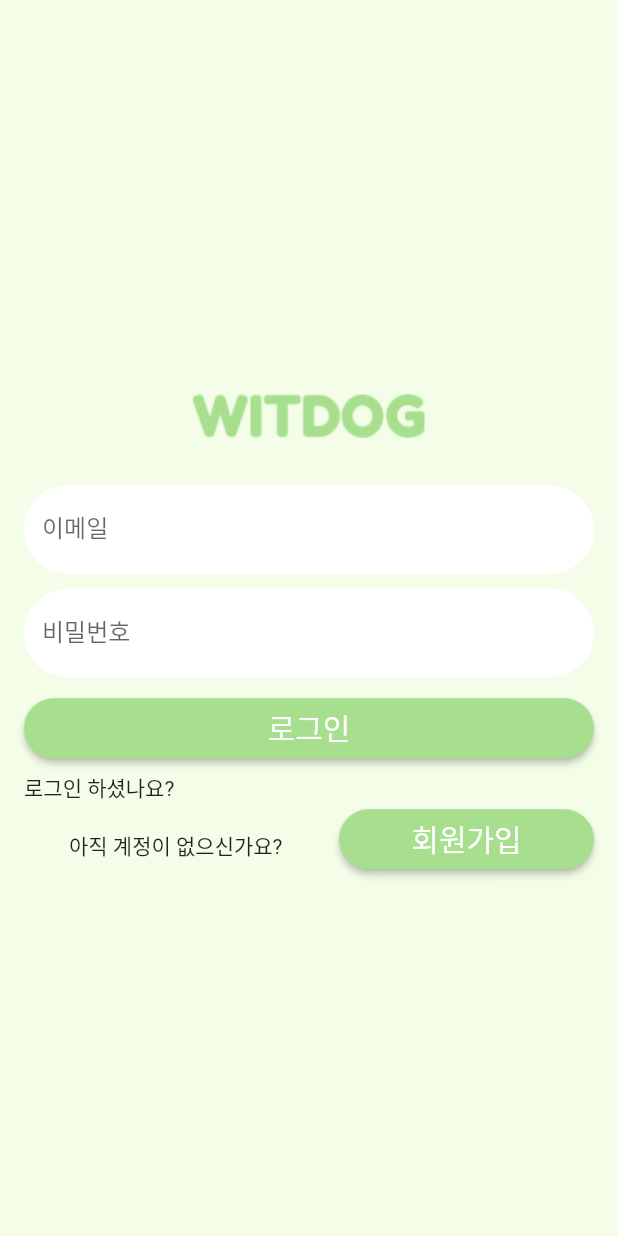
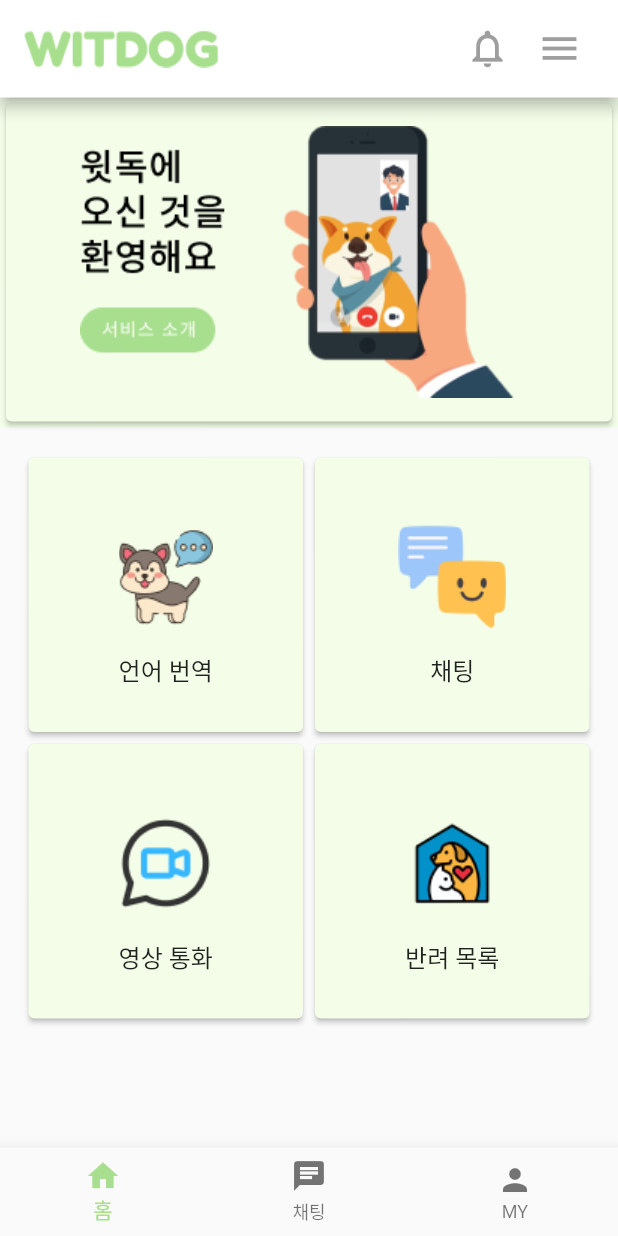
Before and after one commit to mewjeans/WITDOG_APP, a Flutter app: the screen it shows after launch, after a tap on "로그인", on a phone screen of 412 x 824 dp. Run offline on Flutter 3.47's test engine with Material 2 defaults, Android fonts, the phone set to English and light mode, and no system bars; our stand-ins replace supabase_flutter; accounts and stored records are empty.

Commit message:
feat: added service guide, main card design, ScrollView

```diff
--- a/analysis_options.yaml
+++ b/analysis_options.yaml
@@ -1,3 +1,4 @@
+include: package:pedantic/analysis_options.yaml
 # This file configures the analyzer, which statically analyzes Dart code to
 # check for errors, warnings, and lints.
 #
@@ -7,7 +8,7 @@
 
 # The following line activates a set of recommended lints for Flutter apps,
 # packages, and plugins designed to encourage good coding practices.
-include: package:flutter_lints/flutter.yaml
+# include: package:flutter_lints/flutter.yaml
 
 linter:
   # The lint rules applied to this project can be customized in the
--- a/lib/main.dart
+++ b/lib/main.dart
@@ -1,7 +1,13 @@
 import 'package:flutter/material.dart';
 import 'package:pet/screens/auth/login_screen.dart';
+import 'package:supabase_flutter/supabase_flutter.dart';
 
-void main(){
+Future<void> main() async {
+  WidgetsFlutterBinding.ensureInitialized();
+  await Supabase.initialize(
+    url: '[My_SUPABASE_URL]',
+    anonKey: '[My_SUPABASE_ANON_KEY]',
+  );
   runApp(MyApp());
 }
 
--- a/lib/screens/auth/login_screen.dart
+++ b/lib/screens/auth/login_screen.dart
@@ -1,14 +1,20 @@
 import 'package:flutter/material.dart';
+import 'package:pet/screens/home_screen.dart';
 import 'package:pet/screens/register_screen.dart';
 
 class LoginScreen extends StatelessWidget {
-  const LoginScreen({super.key});
+  const LoginScreen({Key? key}) : super(key: key);
 
   @override
   Widget build(BuildContext context) {
     return Scaffold(
       backgroundColor: const Color(0xFFF3FDE8),
-      body: Container(
+      body: _buildLoginForm(context),
+    );
+  }
+
+  Widget _buildLoginForm(BuildContext context) {
+    return Container(
       padding: const EdgeInsets.all(16),
       child: Form(
         child: Column(
@@ -23,7 +29,7 @@ class LoginScreen extends StatelessWidget {
                   labelText: '이메일',
                   focusedBorder: OutlineInputBorder(
                     borderRadius: BorderRadius.circular(40.0),
-                      borderSide: const BorderSide(color: Colors.lightGreen),
+                    borderSide: const BorderSide(color: Colors.blue),
                   ),
                   enabledBorder: OutlineInputBorder(
                     borderRadius: BorderRadius.circular(40.0),
@@ -42,8 +48,8 @@ class LoginScreen extends StatelessWidget {
                   filled: true,
                 ),
                 validator: (value) =>
-                  value!.isEmpty ? 'ID와 비밀번호가 올바르지 않습니다.' : null,
-                  onSaved: (value) =>{}
+                value!.isEmpty ? '이메일을 입력하세요.' : null,
+                onSaved: (value) => {},
               ),
             ),
             Container(
@@ -54,7 +60,7 @@ class LoginScreen extends StatelessWidget {
                   labelText: '비밀번호',
                   focusedBorder: OutlineInputBorder(
                     borderRadius: BorderRadius.circular(40.0),
-                      borderSide: const BorderSide(color: Colors.lightGreen),
+                    borderSide: const BorderSide(color: Colors.blue),
                   ),
                   enabledBorder: OutlineInputBorder(
                     borderRadius: BorderRadius.circular(40.0),
@@ -74,33 +80,17 @@ class LoginScreen extends StatelessWidget {
                 ),
                 validator: (value) {
                   if (value == null || value.isEmpty) {
-                      return '아이디 및 패스워드가 틀렸습니다.';
+                    return '비밀번호를 입력하세요.';
                   }
                   return null;
                 },
-                  onSaved: (value) =>{}
-
+                onSaved: (value) => {},
               ),
             ),
             SizedBox.fromSize(
               size: const Size(0, 10),
             ),
-              ElevatedButton(
-                onPressed: () {
-
-                },
-                style: ElevatedButton.styleFrom(
-                  shape: RoundedRectangleBorder(
-                    borderRadius: BorderRadius.circular(40.0), // 둥근 모서리 설정
-                  ),
-                  minimumSize: const Size(100, 40),
-                  backgroundColor: const Color(0xFFA8DF8E),
-                ),
-                child: const Text(
-                  '로그인',
-                  style: TextStyle(fontSize: 20.0),
-                ),
-              ),
+            _buildLoginButton(context),
             SizedBox.fromSize(
               size: const Size(0, 5),
             ),
@@ -110,37 +100,62 @@ class LoginScreen extends StatelessWidget {
             Row(
               children: [
                 const Padding(
-                    padding: EdgeInsets.only(left: 30.0, top: 8.0), // 상단으로 조금 올림
+                  padding: EdgeInsets.only(left: 30.0, top: 8.0),
                   child: Text("아직 계정이 없으신가요?"),
                 ),
-                  const Spacer(), // 오른쪽 끝까지 간격 채우기
-                  ElevatedButton(
+                const Spacer(),
+                _buildRegisterButton(context),
+              ],
+            ),
+          ],
+        ),
+      ),
+    );
+  }
+
+  Widget _buildLoginButton(BuildContext context) {
+    return ElevatedButton(
       onPressed: () {
-                      Navigator.of(context).push(
+        Navigator.of(context).pushReplacement(
           MaterialPageRoute(
-                          builder: (context) => RegisterScreen(), // 회원가입 페이지로 이동
+            builder: (context) => HomeScreen(),
           ),
         );
       },
       style: ElevatedButton.styleFrom(
         shape: RoundedRectangleBorder(
-                        borderRadius:
-                        BorderRadius.circular(40.0), // 둥근 모서리 설정
+          borderRadius: BorderRadius.circular(40.0),
         ),
-                      minimumSize: const Size(170, 40), // 버튼 크기 설정
+        minimumSize: const Size(100, 40),
+        backgroundColor: const Color(0xFFA8DF8E),
+      ),
+      child: const Text(
+        '로그인',
+        style: TextStyle(fontSize: 20.0),
+      ),
+    );
+  }
+
+  Widget _buildRegisterButton(BuildContext context) {
+    return ElevatedButton(
+      onPressed: () {
+        Navigator.of(context).push(
+          MaterialPageRoute(
+            builder: (context) => RegisterScreen(),
+          ),
+        );
+      },
+      style: ElevatedButton.styleFrom(
+        shape: RoundedRectangleBorder(
+          borderRadius: BorderRadius.circular(40.0),
+        ),
+        minimumSize: const Size(170, 40),
         backgroundColor: const Color(0xFFA8DF8E),
       ),
       child: const Text(
         '회원가입',
         style: TextStyle(fontSize: 20.0),
       ),
-                  ),
-                ],
-              ),
-            ],
-          ),
-        ),
-      ),
     );
   }
 }
--- /dev/null
+++ b/lib/screens/home_screen.dart
@@ -0,0 +1,291 @@
+import 'package:flutter/material.dart';
+import 'package:pet/widgets/service_guide_dialog.dart';
+
+class HomeScreen extends StatefulWidget {
+  @override
+  _HomeScreenState createState() => _HomeScreenState();
+}
+
+class _HomeScreenState extends State<HomeScreen> {
+  int _selectedIndex = 0;
+
+
+  @override
+  Widget build(BuildContext context) {
+    return Scaffold(
+      endDrawer: buildDrawer(context),
+      appBar: AppBar(
+        iconTheme: IconThemeData(color: Colors.grey),
+        backgroundColor: Colors.white,
+        toolbarHeight: 65,
+        title: Row(
+          children: [
+            Center(
+              child: Image.asset(
+                'assets/logo/WITDOG_Logo.png',
+                width: 130,
+                height: 100,
+              ),
+            ),
+          ],
+        ),
+        actions: <Widget>[
+          IconButton(
+            onPressed: () {},
+            icon: Icon(
+              Icons.notifications_none,
+              color: Colors.grey,
+              size: 30,
+            ),
+          ),
+          Builder(
+            builder: (BuildContext context) {
+              return IconButton(
+                onPressed: () {
+                  Scaffold.of(context).openEndDrawer();
+                },
+                icon: Icon(
+                  Icons.menu,
+                  color: Colors.grey,
+                  size: 30,
+                ),
+              );
+            },
+          ),
+          SizedBox(width: 15),
+        ],
+      ),
+      body: SingleChildScrollView(
+        physics: const AlwaysScrollableScrollPhysics(),
+        child: Column(
+          children: [
+            Container(
+              width: double.infinity,
+              height: 220,
+              color: Color(0xFFF3FDE8),
+              child: Card(
+                elevation: 1.5,
+                color: Color(0xFFF3FDE8), // Card 색상 설정
+                child: InkWell(
+                  onTap: () {
+                    // 컨테이너를 탭했을 때 다이어로그 실행
+                    showDialog(
+                        context: context,
+                        builder: (BuildContext context){
+                          return ServiceGuideDialog();
+                        },
+                    );
+                  },
+                  child: Padding(
+                    padding: const EdgeInsets.all(15.0),
+                    child: Row(
+                      mainAxisAlignment: MainAxisAlignment.center,
+                      children: [
+                        Column(
+                          children: [
+                            Image.asset('assets/image/main_image.png'),
+                          ],
+                        ),
+                      ],
+                    ),
+                  ),
+                ),
+              ),
+            ),
+
+            SizedBox(height: 16), // 이미지와 그리드 사이 간격 조절
+
+            // 그리드로 카드 아이템 배치
+            GridView.count(
+              crossAxisCount: 2, // 2열로 배치
+              shrinkWrap: true, // 그리드 크기를 내용에 맞게 조절
+              padding: EdgeInsets.only(left: 15, right: 15),
+              children: [
+                Container(
+                  width: 200,
+                  height: 120,
+                  child: Card(
+                    color: Color(0xFFF3FDE8),
+                    elevation: 1.5,
+                    child: InkWell(
+                      onTap: () {
+                        // 카드 아이템을 탭했을 때 수행할 동작 추가
+                      },
+                      child: Container(
+                        alignment: Alignment.center, // 이미지를 수평 및 수직으로 중앙 정렬
+                        child: Column(
+                          mainAxisAlignment: MainAxisAlignment.center,
+                          children: [
+                            Image.asset('assets/image/dogLang_image.png',
+                                width: 100, height: 100),
+                            Text(
+                              '언어 번역',
+                              style: TextStyle(
+                                  fontSize: 16, fontWeight: FontWeight.w500),
+                            ),
+                          ],
+                        ),
+                      ),
+                    ),
+                  ),
+                ),
+                Container(
+                  width: 200,
+                  height: 120,
+                  child: Card(
+                    color: Color(0xFFF3FDE8),
+                    elevation: 1.5,
+                    child: InkWell(
+                      onTap: () {
+                        // 카드 아이템을 탭했을 때 수행할 동작 추가
+                      },
+                      child: Column(
+                        mainAxisAlignment: MainAxisAlignment.center,
+                        children: [
+                          Image.asset('assets/image/chat_image.png',
+                              width: 100, height: 100),
+                          Text(
+                            '채팅',
+                            style: TextStyle(
+                                fontSize: 16, fontWeight: FontWeight.w500),
+                          ),
+                        ],
+                      ),
+                    ),
+                  ),
+                ),
+                Container(
+                  width: 200,
+                  height: 120,
+                  child: Card(
+                    color: Color(0xFFF3FDE8),
+                    elevation: 1.5,
+                    child: InkWell(
+                      onTap: () {
+                        // 카드 아이템을 탭했을 때 수행할 동작 추가
+                      },
+                      child: Column(
+                        mainAxisAlignment: MainAxisAlignment.center,
+                        children: [
+                          Image.asset('assets/image/video_chat_image.png',
+                              width: 100, height: 100),
+                          Text(
+                            '영상 통화',
+                            style: TextStyle(
+                                fontSize: 16, fontWeight: FontWeight.w500),
+                          ),
+                        ],
+                      ),
+                    ),
+                  ),
+                ),
+                Container(
+                  width: 200,
+                  height: 120,
+                  child: Card(
+                    color: Color(0xFFF3FDE8),
+                    elevation: 1.5,
+                    child: InkWell(
+                      onTap: () {
+                        // 카드 아이템을 탭했을 때 수행할 동작 추가
+                      },
+                      child: Column(
+                        mainAxisAlignment: MainAxisAlignment.center,
+                        children: [
+                          Image.asset('assets/image/dogList_image.png',
+                              width: 100, height: 100),
+                          Text(
+                            '반려 목록',
+                            style: TextStyle(
+                                fontSize: 16, fontWeight: FontWeight.w500),
+                          ),
+                        ],
+                      ),
+                    ),
+                  ),
+                ),
+              ],
+            ),
+          ],
+        ),
+      ),
+
+      bottomNavigationBar: BottomNavigationBar(
+        items: const <BottomNavigationBarItem>[
+          BottomNavigationBarItem(
+            icon: Icon(Icons.home),
+            label: '홈',
+          ),
+          BottomNavigationBarItem(
+            icon: Icon(Icons.chat),
+            label: '채팅',
+          ),
+          BottomNavigationBarItem(
+            icon: Icon(Icons.person),
+            label: 'MY',
+          ),
+        ],
+        selectedItemColor: Color(0xFFA8DF8E),
+      ),
+    );
+  }
+
+  Widget buildDrawer(BuildContext context) {
+    return Drawer(
+      child: ListView(
+        padding: EdgeInsets.zero,
+        children: <Widget>[
+          Container(
+            height: 150,
+            child: DrawerHeader(
+              decoration: BoxDecoration(
+                color: Color(0xFFA8DF8E),
+                borderRadius: BorderRadius.only(
+                  bottomLeft: Radius.circular(20),
+                  bottomRight: Radius.circular(20),
+                ),
+              ),
+              child: Text(
+                '메뉴', // '메뉴' 텍스트 색상 변경
+                style: TextStyle(
+                  color: Colors.white, // 텍스트 색상을 흰색으로 변경
+                  fontSize: 24,
+                ),
+              ),
+            ),
+          ),
+          ListTile(
+            leading: Icon(
+              Icons.home,
+              color: Colors.grey[850],
+            ),
+            title: Text('홈'),
+            onTap: () {
+              print('홈 눌림');
+              Navigator.pop(context);
+            },
+          ),
+
+          // 사진보기 아이템
+          ListTile(
+            leading: Icon(
+              Icons.image,
+              color: Colors.grey[850],
+            ),
+            title: Text('사진보기'),
+            onTap: () {
+              print('사진보기 눌림');
+              Navigator.pop(context);
+            },
+            trailing: Icon(Icons.arrow_forward_ios),
+          ),
+        ],
+      ),
+    );
+  }
+
+
+  void handleMenuItemClick(String selectedItem) {
+    print("Selected item: $selectedItem");
+  }
+}
--- /dev/null
+++ b/lib/screens/my_profile.dart
@@ -0,0 +1,15 @@
+import 'package:flutter/material.dart';
+
+class MyProfile extends StatelessWidget {
+  @override
+  Widget build(BuildContext context) {
+    return Scaffold(
+      appBar: AppBar(
+        title: Text('My Profile'),
+      ),
+      body: Center(
+        child: Text('My Profile'),
+      ),
+    );
+  }
+}
--- /dev/null
+++ b/lib/widgets/service_guide_dialog.dart
@@ -0,0 +1,24 @@
+import 'package:flutter/material.dart';
+
+class ServiceGuideDialog extends StatelessWidget {
+  @override
+  Widget build(BuildContext context) {
+    return AlertDialog(
+      title: Text('서비스 가이드'), // 대화 상자 제목 변경
+      content: Text('반려 동물과 언어 번역\n - 개발 예정 \n\n'
+          '채팅, 영상 통화 기능, 반려 목록\n - 개발 진행 중 '
+      ), // 대화 상자 내용 변경
+      actions: <Widget>[
+        ElevatedButton(
+          style: ElevatedButton.styleFrom(
+            backgroundColor: Color(0xFFA8DF8E)
+          ),
+          child: Text('닫기'), // 버튼 텍스트 변경
+          onPressed: () {
+            Navigator.of(context).pop(); // 대화 상자 닫기
+          },
+        ),
+      ],
+    );
+  }
+}
```
Also changed, not shown: pubspec.yaml (+8 -1 lines), assets/image/chat_image.png (added), assets/image/dogLang_image.png (added), assets/image/dogList_image.png (added), assets/image/main_image.png (added), assets/image/video_chat_image.png (added), pubspec.lock. Lines whose indentation alone changed are shown as unchanged.
